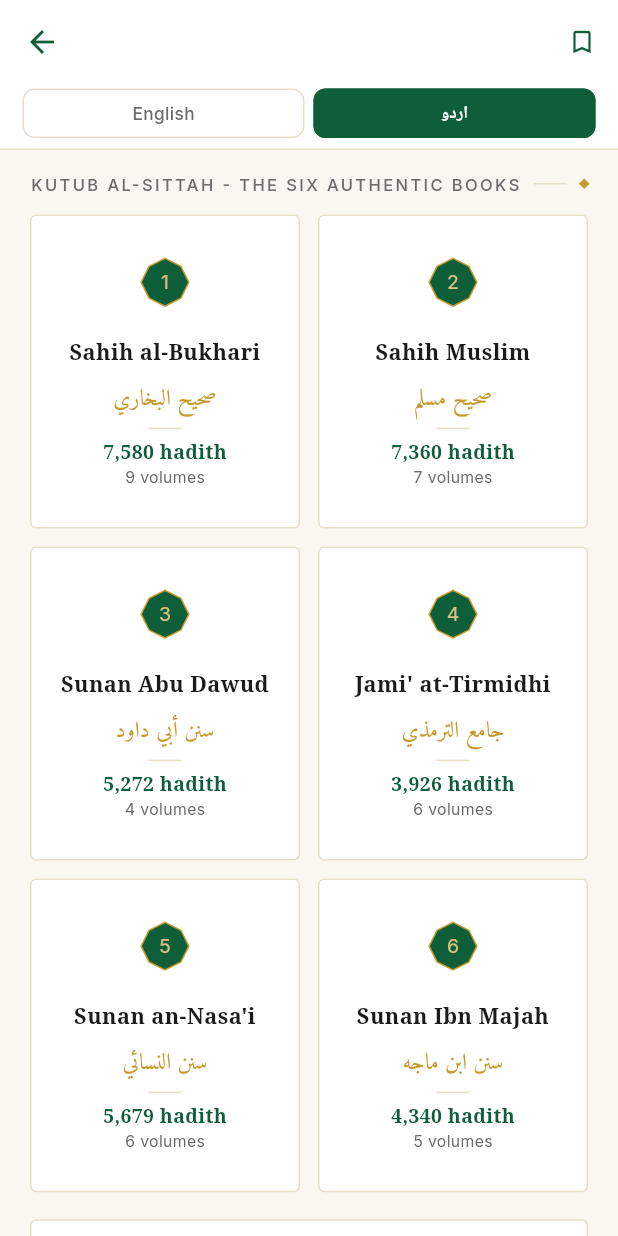
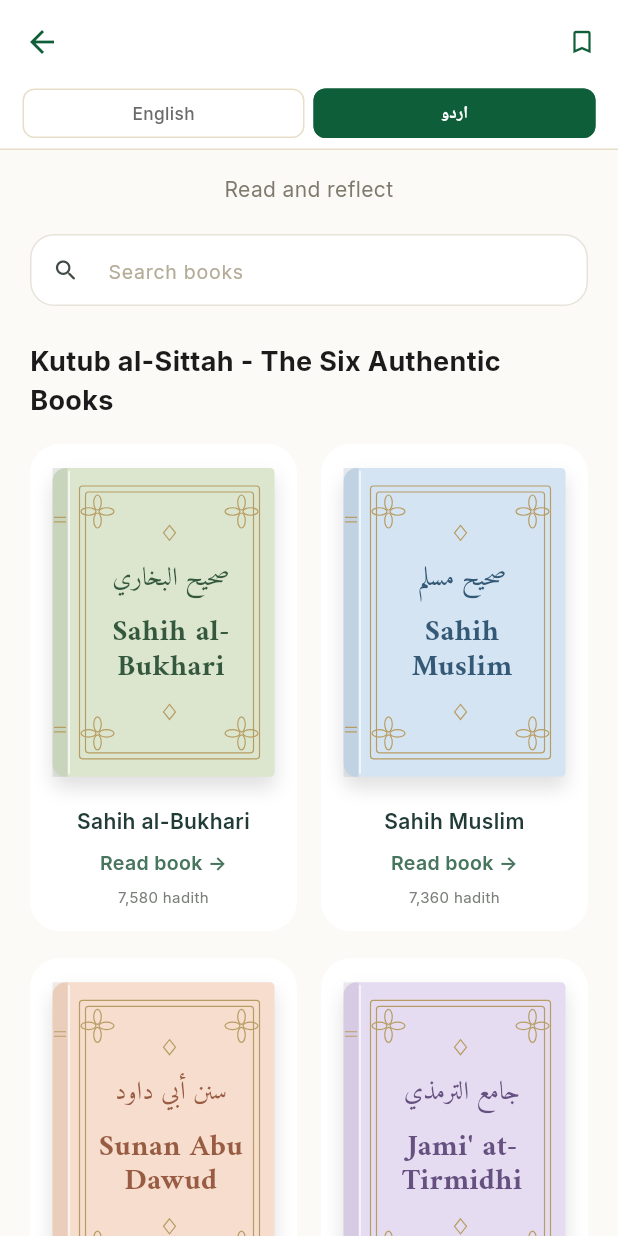
Before and after one commit to Adnandhanse/AzaanTimetable, a Flutter app: the HadithHomeScreen screen opened directly, on a phone screen of 412 x 824 dp. Run offline on Flutter 3.47's test engine with Material 3 defaults, Android fonts, the phone set to English and light mode, and no system bars; our stand-ins replace audioplayers, cloud_firestore, cloud_functions, file_picker, firebase_auth, firebase_core and 14 more; missing offline and left inert: android_intent_plus, flutter_foreground_task, flutter_overlay_window; accounts and stored records are empty.

Commit message:
hadith book section UIupdate

```diff
--- a/lib/screens/hadith_home_screen.dart
+++ b/lib/screens/hadith_home_screen.dart
@@ -1,11 +1,11 @@
+import 'dart:math' as math;
 import 'package:flutter/material.dart';
 
 import '../models/hadith.dart';
 import '../services/app_strings.dart';
 import '../services/quran_local_data_service.dart';
 import '../theme/app_theme.dart';
-import '../widgets/ornaments.dart';
-import 'hadith_chapters_screen.dart';
+import 'hadith_grade_sections_screen.dart';
 import 'hadith_bookmarks_screen.dart';
 
 /// Arabic title, volume count, and how many hadith the app actually holds.
@@ -35,6 +35,8 @@ class _HadithHomeScreenState extends State<HadithHomeScreen> {
   /// Urdu by default. Loaded from storage, so a switch to English persists.
   HadithLanguage _language = HadithLanguage.urdu;
 
+  String _query = '';
+
   @override
   void initState() {
     super.initState();
@@ -55,9 +57,18 @@ class _HadithHomeScreenState extends State<HadithHomeScreen> {
 
   @override
   Widget build(BuildContext context) {
+    final books = HadithBook.values.where((book) {
+      final query = _query.trim().toLowerCase();
+      return '${book.displayName} ${book.urduName} ${_bookMeta[book]?.$1 ?? ''}'
+          .toLowerCase().contains(query);
+    }).toList();
+    final dark = Theme.of(context).brightness == Brightness.dark;
     return Scaffold(
+      backgroundColor: dark ? const Color(0xFF14221E) : const Color(0xFFFCFAF6),
       appBar: AppBar(
-        title: Text(S.hadithBooks),
+        title: Text(S.hadithBooks,
+            style: const TextStyle(fontFamily: 'Inter', fontWeight: FontWeight.w700)),
+        centerTitle: true,
         actions: <Widget>[
           IconButton(
             icon: const Icon(Icons.bookmark_border, size: 20),
@@ -95,46 +106,57 @@ class _HadithHomeScreenState extends State<HadithHomeScreen> {
       body: ListView(
         padding: const EdgeInsets.fromLTRB(20, 16, 20, 24),
         children: <Widget>[
-          SectionRule(label: S.sixAuthenticBooks, trailingDiamond: true),
-          const SizedBox(height: 14),
-          GridView.builder(
-            shrinkWrap: true,
-            physics: const NeverScrollableScrollPhysics(),
-            padding: EdgeInsets.zero,
-            itemCount: HadithBook.values.length,
-            gridDelegate: const SliverGridDelegateWithFixedCrossAxisCount(
-              crossAxisCount: 2,
-              crossAxisSpacing: 12,
-              mainAxisSpacing: 12,
-              // 0.86, up from 0.74.
-              //
-              // The cards were far taller than their contents, so each one had
-              // an empty band across the bottom half — the single thing that
-              // made this screen look unfinished.
-              //
-              // Measured: medallion 38 + 10 + a fixed 38pt name block + 4 +
-              // Arabic 22 + 8 + rule + 8 + two lines of counts 28, inside 26pt
-              // of padding, is about 184pt in a 158pt-wide card. 0.86 gives 184.
-              childAspectRatio: 0.86,
+          Text(
+            S.isUrdu ? 'پڑھیے اور غور کیجیے' : 'Read and reflect',
+            textAlign: TextAlign.center,
+            style: TextStyle(fontFamily: 'Inter', fontSize: 14,
+                color: dark ? Colors.white70 : const Color(0xFF80796E)),
           ),
-            itemBuilder: (BuildContext context, int index) {
-              final HadithBook book = HadithBook.values[index];
-              final (String, int, int)? meta = _bookMeta[book];
-              return _BookCard(
-                number: index + 1,
-                name: book.localName,
-                arabicName: meta?.$1 ?? '',
-                volumes: meta?.$2 ?? 0,
-                hadithCount: meta?.$3 ?? 0,
-                onTap: () => Navigator.of(context).push(
-                  MaterialPageRoute<void>(
-                    builder: (_) =>
-                        HadithChaptersScreen(book: book, language: _language),
+          const SizedBox(height: 20),
+          TextField(
+            onChanged: (value) => setState(() => _query = value),
+            style: const TextStyle(fontFamily: 'Inter'),
+            decoration: InputDecoration(
+              hintText: S.isUrdu ? 'کتاب تلاش کریں' : 'Search books',
+              prefixIcon: const Icon(Icons.search_rounded),
+              filled: true,
+              fillColor: dark ? const Color(0xFF20332B) : Colors.white,
+              border: OutlineInputBorder(borderRadius: BorderRadius.circular(16),
+                  borderSide: const BorderSide(color: Color(0xFFE8E3D9))),
+              enabledBorder: OutlineInputBorder(borderRadius: BorderRadius.circular(16),
+                  borderSide: const BorderSide(color: Color(0xFFE8E3D9))),
             ),
           ),
+          const SizedBox(height: 24),
+          Text(S.sixAuthenticBooks,
+              style: const TextStyle(fontFamily: 'Inter', fontSize: 18,
+                  fontWeight: FontWeight.w700)),
+          const SizedBox(height: 16),
+          if (books.isEmpty)
+            Padding(
+              padding: const EdgeInsets.symmetric(vertical: 40),
+              child: Text(S.isUrdu ? 'کوئی کتاب نہیں ملی' : 'No books found',
+                  textAlign: TextAlign.center),
+            ),
+          LayoutBuilder(builder: (context, constraints) {
+            // Keep readable, natural-height cards even with large system text.
+            final columns = constraints.maxWidth < 280 ? 1 : 2;
+            final width = (constraints.maxWidth - (columns - 1) * 16) / columns;
+            return Wrap(
+              spacing: 16,
+              runSpacing: 18,
+              children: books.map((book) => SizedBox(
+                width: width,
+                child: _BookCard(
+                  book: book,
+                  onTap: () => Navigator.of(context).push(
+                    MaterialPageRoute<void>(builder: (_) =>
+                        HadithGradeSectionsScreen(book: book, language: _language)),
+                  ),
+                ),
+              )).toList(),
             );
-            },
-          ),
+          }),
           const SizedBox(height: 18),
           Row(
             children: <Widget>[
@@ -162,118 +184,144 @@ class _HadithHomeScreenState extends State<HadithHomeScreen> {
   }
 }
 
+// Covers are vector artwork: no image downloads or new pubspec assets.
+const _coverColours = <Color>[
+  Color(0xFFDCE6CE), Color(0xFFD5E4F2), Color(0xFFF6DDCD),
+  Color(0xFFE5DCF1), Color(0xFFF8EBBD), Color(0xFFF2D8D9),
+];
+const _coverInk = <Color>[
+  Color(0xFF34583E), Color(0xFF335977), Color(0xFF985C43),
+  Color(0xFF665080), Color(0xFF846229), Color(0xFF8F4D51),
+];
+
 class _BookCard extends StatelessWidget {
-  const _BookCard({
-    required this.number,
-    required this.name,
-    required this.arabicName,
-    required this.volumes,
-    required this.hadithCount,
-    required this.onTap,
-  });
-
-  final int number;
-  final String name;
-  final String arabicName;
-  final int volumes;
-  final int hadithCount;
+  const _BookCard({required this.book, required this.onTap});
+  final HadithBook book;
   final VoidCallback onTap;
-
-  /// 7580 → "7,580". Read at a glance rather than counted digit by digit.
-  static String _grouped(int n) => n.toString().replaceAllMapped(
-      RegExp(r'(\d)(?=(\d{3})+$)'), (Match m) => '${m[1]},');
 
   @override
   Widget build(BuildContext context) {
-    return Material(
-      color: AppColors.white,
-      borderRadius: BorderRadius.circular(4),
+    final index = book.index;
+    final meta = _bookMeta[book]!;
+    final dark = Theme.of(context).brightness == Brightness.dark;
+    return Semantics(
+      button: true,
+      label: book.localName,
+      child: Material(
+        color: dark ? const Color(0xFF20332B) : Colors.white,
+        borderRadius: BorderRadius.circular(20),
+        clipBehavior: Clip.antiAlias,
         child: InkWell(
           onTap: onTap,
-        borderRadius: BorderRadius.circular(4),
+          child: Padding(
+            padding: const EdgeInsets.fromLTRB(12, 16, 12, 16),
+            child: Column(children: [
+              ExcludeSemantics(
+                child: AspectRatio(
+                  aspectRatio: 0.72,
                   child: Container(
+                    margin: const EdgeInsets.fromLTRB(3, 0, 3, 8),
                     decoration: BoxDecoration(
-            borderRadius: BorderRadius.circular(4),
-            border: Border.all(color: AppColors.goldRule),
+                      color: _coverColours[index],
+                      borderRadius: const BorderRadius.only(
+                          topLeft: Radius.circular(9), bottomLeft: Radius.circular(9),
+                          topRight: Radius.circular(3), bottomRight: Radius.circular(3)),
+                      boxShadow: [BoxShadow(color: Colors.black.withOpacity(0.12),
+                          offset: const Offset(0, 7), blurRadius: 10)],
                     ),
-          padding: const EdgeInsets.symmetric(horizontal: 10, vertical: 13),
-          child: Column(
-            mainAxisAlignment: MainAxisAlignment.center,
-            children: <Widget>[
-              Medallion(label: '$number', size: 36, filled: true),
-              const SizedBox(height: 10),
-
-              // A FIXED-HEIGHT NAME BLOCK.
-              //
-              // Five of the six names wrap to two lines — "Sahih al-Bukhari",
-              // "Sunan Abu Dawud", "Jami' at-Tirmidhi", "Sunan an-Nasa'i",
-              // "Sunan Ibn Majah" — while "Sahih Muslim" fits on one. That made
-              // every element below it sit at a different height in that one
-              // card, which is what made the grid look untidy.
-              //
-              // Reserving two lines and centring within them keeps all six cards
-              // aligned regardless of how the text falls.
-              SizedBox(
-                height: 38,
-                child: Center(
-                  child: Text(
-                    name,
-                    textAlign: TextAlign.center,
-                    maxLines: 2,
-                    overflow: TextOverflow.ellipsis,
-                    style: AppText.rowTitle.copyWith(
-                      fontSize: 14.5,
-                      height: 1.25,
-                      color: AppColors.text,
+                    child: CustomPaint(
+                      painter: _CoverOrnament(_coverInk[index]),
+                      child: Padding(
+                        padding: const EdgeInsets.fromLTRB(24, 25, 14, 25),
+                        child: Column(mainAxisAlignment: MainAxisAlignment.center,
+                          children: [
+                            Text(meta.$1, textAlign: TextAlign.center,
+                              textScaler: TextScaler.noScaling,
+                              style: TextStyle(fontFamily: 'Amiri', fontSize: 17,
+                                  height: 1.5, color: _coverInk[index])),
+                            const SizedBox(height: 12),
+                            Text(book.displayName, textAlign: TextAlign.center,
+                              textScaler: TextScaler.noScaling,
+                              style: TextStyle(fontFamily: 'Amiri', fontSize: 20,
+                                  height: 1.15, fontWeight: FontWeight.w700,
+                                  color: _coverInk[index])),
+                          ],
                         ),
                       ),
                     ),
                   ),
-
-              if (arabicName.isNotEmpty) ...<Widget>[
-                const SizedBox(height: 2),
-                Text(
-                  arabicName,
-                  textAlign: TextAlign.center,
-                  maxLines: 1,
-                  overflow: TextOverflow.ellipsis,
-                  style: AppText.arabic.copyWith(
-                    fontSize: 15,
-                    height: 1.4,
-                    color: AppColors.gold,
                 ),
               ),
-              ],
-
+              const SizedBox(height: 12),
+              Text(book.localName, textAlign: TextAlign.center,
+                style: TextStyle(fontFamily: S.isUrdu ? 'Amiri' : 'Inter',
+                    fontSize: 14, height: 1.4, fontWeight: FontWeight.w600,
+                    color: dark ? Colors.white : const Color(0xFF213B37))),
               const SizedBox(height: 8),
-              Container(width: 22, height: 1, color: AppColors.goldRule),
-              const SizedBox(height: 8),
-
-              // HOW MANY HADITH, above the volume count.
-              //
-              // The empty half of the card was the obvious place for the one
-              // fact a reader actually wants before opening a collection, and it
-              // was nowhere in the app. Volumes describe the printed edition;
-              // the hadith count describes what is in your hand.
-              Text(
-                '${_grouped(hadithCount)} ${S.isUrdu ? 'احادیث' : 'hadith'}',
-                style: AppText.listTime.copyWith(
-                  fontSize: 13,
-                  color: AppColors.emerald,
-                ),
-              ),
-              const SizedBox(height: 1),
-              Text(
-                volumes > 0 ? '$volumes volumes' : S.chapters,
-                style: AppText.caption
-                    .copyWith(fontSize: 10.5, color: AppColors.textMuted),
-              ),
-            ],
+              Text(S.isUrdu ? 'کتاب پڑھیں ←' : 'Read book →',
+                textAlign: TextAlign.center,
+                style: TextStyle(fontFamily: S.isUrdu ? 'Amiri' : 'Inter',
+                    fontSize: 13, fontWeight: FontWeight.w600,
+                    color: dark ? const Color(0xFFABD1BB) : const Color(0xFF47755E))),
+              const SizedBox(height: 6),
+              Text('${meta.$3.toString().replaceAllMapped(RegExp(r"(\d)(?=(\d{3})+$)"), (m) => "${m[1]},")} ${S.isUrdu ? 'احادیث' : 'hadith'}',
+                textAlign: TextAlign.center,
+                style: TextStyle(fontFamily: 'Inter', fontSize: 10,
+                    color: dark ? Colors.white60 : const Color(0xFF7A8079))),
+            ]),
           ),
         ),
       ),
     );
   }
+}
+
+class _CoverOrnament extends CustomPainter {
+  const _CoverOrnament(this.ink);
+  final Color ink;
+
+  @override
+  void paint(Canvas canvas, Size size) {
+    final w = size.width;
+    final h = size.height;
+    final gold = Paint()..color = const Color(0xFFB79D63)
+      ..style = PaintingStyle.stroke..strokeWidth = 0.8;
+    // Rounded spine with a softly highlighted edge.
+    canvas.drawRect(Rect.fromLTWH(0, 0, 10, h),
+        Paint()..color = ink.withOpacity(0.12));
+    canvas.drawLine(Offset(11, 2), Offset(11, h - 2),
+        Paint()..color = Colors.white.withOpacity(0.7)..strokeWidth = 1.2);
+    for (final inset in [18.0, 22.0]) {
+      canvas.drawRRect(RRect.fromRectAndRadius(
+        Rect.fromLTRB(inset, 12 + inset - 18, w - inset + 8, h - 12 - inset + 18),
+        const Radius.circular(2)), gold);
+    }
+    // Small geometric rosettes leave the title area unobstructed.
+    for (final x in [30.0, w - 22]) {
+      for (final y in [29.0, h - 29]) {
+        for (var petal = 0; petal < 4; petal++) {
+          canvas.save();
+          canvas.translate(x, y);
+          canvas.rotate(petal * math.pi / 2);
+          canvas.drawOval(const Rect.fromLTWH(-2.5, -11, 5, 10), gold);
+          canvas.restore();
+        }
+      }
+    }
+    for (final y in [h * 0.21, h * 0.79]) {
+      final x = w / 2 + 4;
+      final path = Path()..moveTo(x, y - 5)..lineTo(x + 4, y)
+        ..lineTo(x, y + 5)..lineTo(x - 4, y)..close();
+      canvas.drawPath(path, gold);
+    }
+    for (final y in [h * 0.16, h * 0.84]) {
+      canvas.drawLine(Offset(1, y), Offset(9, y), gold);
+      canvas.drawLine(Offset(1, y + 3), Offset(9, y + 3), gold);
+    }
+  }
+
+  @override
+  bool shouldRepaint(covariant _CoverOrnament oldDelegate) => oldDelegate.ink != ink;
 }
 
 /// English/Urdu bar at the top of the Hadith section, replacing what used
```
Also changed, not shown: lib/screens/hadith_grade_sections_screen.dart (added, +104 -0 lines), lib/screens/hadith_list_screen.dart (+9 -3 lines), lib/services/hadith_grade_sections.dart (added, +56 -0 lines). Lines whose indentation alone changed are shown as unchanged.
